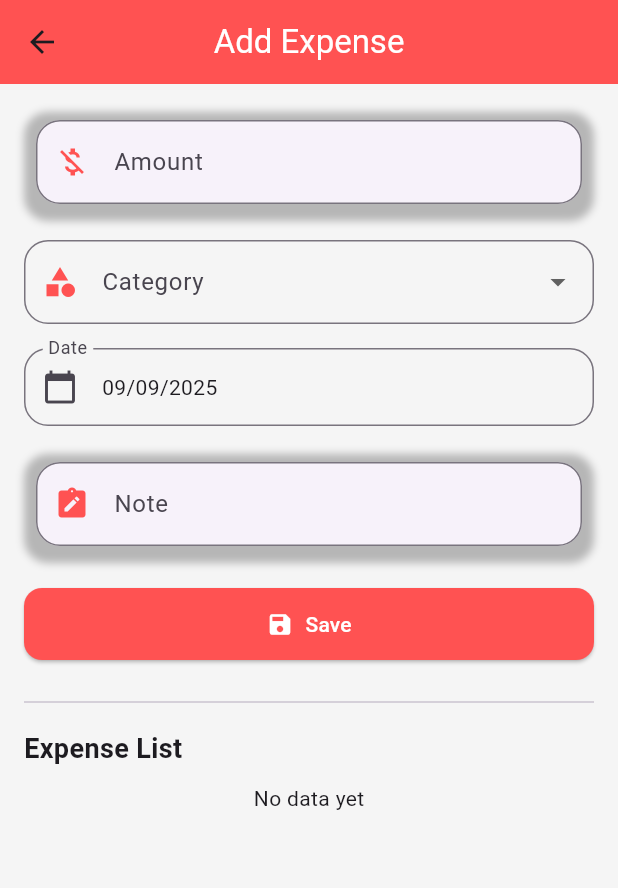
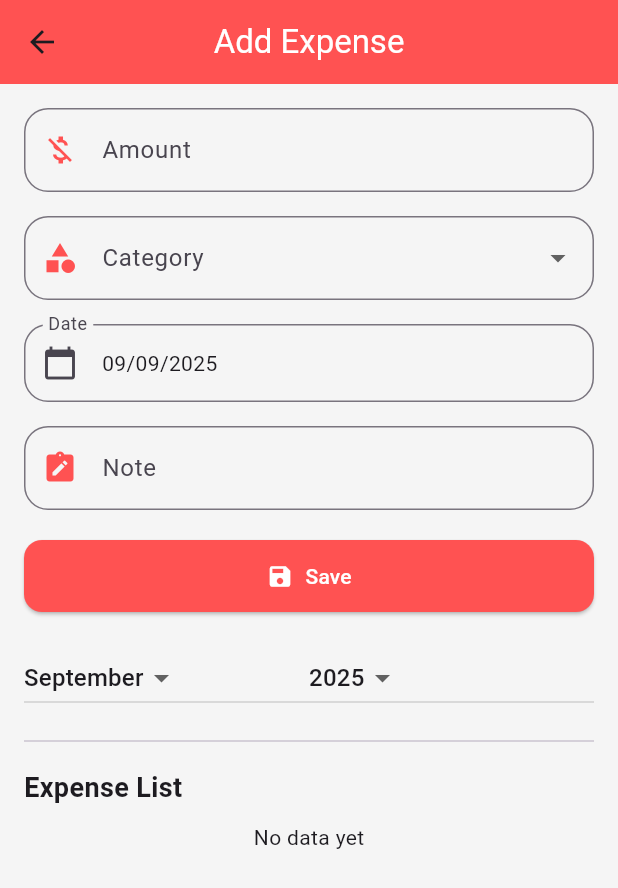
Before and after one commit to triagungbiantoro-sketch/famfinplan, a Flutter app: the ExpenseScreen screen opened directly, on a phone screen of 412 x 824 dp. Shown: the top 888 px of the screen. Run offline on Flutter 3.47's test engine with Material 3 defaults, Android fonts, the phone set to English and light mode, and no system bars; our stand-ins replace easy_localization, flutter_local_notifications, shared_preferences, sqflite, timezone; accounts and stored records are empty.

Commit message:
perbaikan income expense budgeting tabel

```diff
--- a/lib/screens/expense_screen.dart
+++ b/lib/screens/expense_screen.dart
@@ -20,6 +20,8 @@ class _ExpenseScreenState extends State<ExpenseScreen> {
   DateTime? _selectedDate;
 
   List<Map<String, dynamic>> _expenseList = [];
+  List<Map<String, dynamic>> _filteredExpenseList = [];
+
   final List<String> _categories = ["food", "transport", "shopping", "bills", "other"];
   final Map<String, Color> _categoryColors = {
     "food": Colors.orange,
@@ -33,13 +35,17 @@ class _ExpenseScreenState extends State<ExpenseScreen> {
   String _currencySymbol = "Rp";
   String _currencyCode = "IDR";
 
+  // Filter per bulan
+  int _filterMonth = DateTime.now().month;
+  int _filterYear = DateTime.now().year;
+
   @override
   void initState() {
     super.initState();
     _loadSettings();
     _loadExpenses();
 
-    // ✅ Set default tanggal = hari ini
+    // Default tanggal = hari ini
     _selectedDate = DateTime.now();
   }
 
@@ -59,14 +65,22 @@ class _ExpenseScreenState extends State<ExpenseScreen> {
     final data = await DatabaseHelper.instance.getExpenses();
     setState(() {
       _expenseList = data;
+      _applyMonthFilter();
     });
+  }
+
+  void _applyMonthFilter() {
+    _filteredExpenseList = _expenseList.where((expense) {
+      final date = DateTime.parse(expense["date"]);
+      return date.month == _filterMonth && date.year == _filterYear;
+    }).toList();
   }
 
   void _pickDate() async {
     final now = DateTime.now();
     final picked = await showDatePicker(
       context: context,
-      initialDate: _selectedDate ?? now, // ✅ default hari ini atau tanggal terakhir dipilih
+      initialDate: _selectedDate ?? now,
       firstDate: DateTime(now.year - 5),
       lastDate: DateTime(now.year + 5),
     );
@@ -110,9 +124,9 @@ class _ExpenseScreenState extends State<ExpenseScreen> {
       _amountController.clear();
       _noteController.clear();
       _selectedCategory = null;
-      _selectedDate = DateTime.now(); // ✅ reset kembali ke tanggal hari ini
+      _selectedDate = DateTime.now();
 
-      _loadExpenses();
+      await _loadExpenses();
 
       ScaffoldMessenger.of(context).showSnackBar(
         SnackBar(
@@ -125,7 +139,7 @@ class _ExpenseScreenState extends State<ExpenseScreen> {
 
   Future<void> _deleteExpense(int id) async {
     await DatabaseHelper.instance.deleteExpense(id);
-    _loadExpenses();
+    await _loadExpenses();
     ScaffoldMessenger.of(context).showSnackBar(
       SnackBar(content: Text(tr("data_deleted"))),
     );
@@ -206,7 +220,7 @@ class _ExpenseScreenState extends State<ExpenseScreen> {
                 "date": editDate.toIso8601String(),
               });
               Navigator.pop(context);
-              _loadExpenses();
+              await _loadExpenses();
               ScaffoldMessenger.of(context).showSnackBar(
                 SnackBar(content: Text(tr("data_updated"))),
               );
@@ -223,28 +237,7 @@ class _ExpenseScreenState extends State<ExpenseScreen> {
     IconData? icon,
     TextInputType keyboardType = TextInputType.text,
   }) {
-    return Focus(
-      child: Builder(
-        builder: (context) {
-          final bool isFocused = Focus.of(context).hasFocus;
-          return AnimatedContainer(
-            duration: const Duration(milliseconds: 200),
-            curve: Curves.easeInOut,
-            padding: const EdgeInsets.all(4),
-            decoration: BoxDecoration(
-              borderRadius: BorderRadius.circular(16),
-              boxShadow: [
-                BoxShadow(
-                  color: Colors.black26,
-                  blurRadius: isFocused ? 10 : 4,
-                  offset: Offset(0, isFocused ? 6 : 3),
-                ),
-              ],
-            ),
-            child: Card(
-              elevation: 0,
-              shape: RoundedRectangleBorder(borderRadius: BorderRadius.circular(16)),
-              child: TextFormField(
+    return TextFormField(
       controller: controller,
       keyboardType: keyboardType,
       validator: (value) =>
@@ -253,11 +246,6 @@ class _ExpenseScreenState extends State<ExpenseScreen> {
         labelText: label,
         prefixIcon: icon != null ? Icon(icon, color: Colors.redAccent) : null,
         border: OutlineInputBorder(borderRadius: BorderRadius.circular(16)),
-                ),
-              ),
-            ),
-          );
-        },
       ),
     );
   }
@@ -334,7 +322,7 @@ class _ExpenseScreenState extends State<ExpenseScreen> {
                         border: OutlineInputBorder(borderRadius: BorderRadius.circular(16)),
                       ),
                       child: Text(DateFormat("dd/MM/yyyy", context.locale.toString())
-                          .format(_selectedDate!)), // ✅ default hari ini
+                          .format(_selectedDate!)),
                     ),
                   ),
                   const SizedBox(height: 16),
@@ -358,6 +346,43 @@ class _ExpenseScreenState extends State<ExpenseScreen> {
               ),
             ),
             const SizedBox(height: 20),
+            Row(
+              children: [
+                Expanded(
+                  child: DropdownButton<int>(
+                    value: _filterMonth,
+                    items: List.generate(12, (i) {
+                      final month = i + 1;
+                      return DropdownMenuItem(
+                        value: month,
+                        child: Text(DateFormat.MMMM().format(DateTime(0, month))),
+                      );
+                    }),
+                    onChanged: (val) {
+                      setState(() {
+                        _filterMonth = val ?? _filterMonth;
+                        _applyMonthFilter();
+                      });
+                    },
+                  ),
+                ),
+                Expanded(
+                  child: DropdownButton<int>(
+                    value: _filterYear,
+                    items: List.generate(5, (i) => DateTime.now().year - 2 + i)
+                        .map((y) => DropdownMenuItem(value: y, child: Text(y.toString())))
+                        .toList(),
+                    onChanged: (val) {
+                      setState(() {
+                        _filterYear = val ?? _filterYear;
+                        _applyMonthFilter();
+                      });
+                    },
+                  ),
+                ),
+              ],
+            ),
+            const SizedBox(height: 10),
             const Divider(),
             const SizedBox(height: 10),
             Text(tr("expense_list"),
@@ -380,7 +405,7 @@ class _ExpenseScreenState extends State<ExpenseScreen> {
                       .format(value);
                 }
 
-                return _expenseList.isEmpty
+                return _filteredExpenseList.isEmpty
                     ? Center(child: Text(tr("no_data")))
                     : SingleChildScrollView(
                         scrollDirection: Axis.horizontal,
@@ -397,7 +422,7 @@ class _ExpenseScreenState extends State<ExpenseScreen> {
                             DataColumn(label: Text(tr("note"))),
                             DataColumn(label: Text(tr("action"))),
                           ],
-                          rows: _expenseList.map((expense) {
+                          rows: _filteredExpenseList.map((expense) {
                             final date = DateTime.parse(expense["date"]);
                             final color =
                                 _categoryColors[expense["category"]] ?? Colors.grey;
```
Also changed, not shown: assets/translations/en.json (+8 -5 lines), assets/translations/id.json (+25 -22 lines), lib/db/database_helper.dart (+27 -19 lines), lib/screens/kendaraan_screen.dart (+83 -79 lines). Lines whose indentation alone changed are shown as unchanged.
